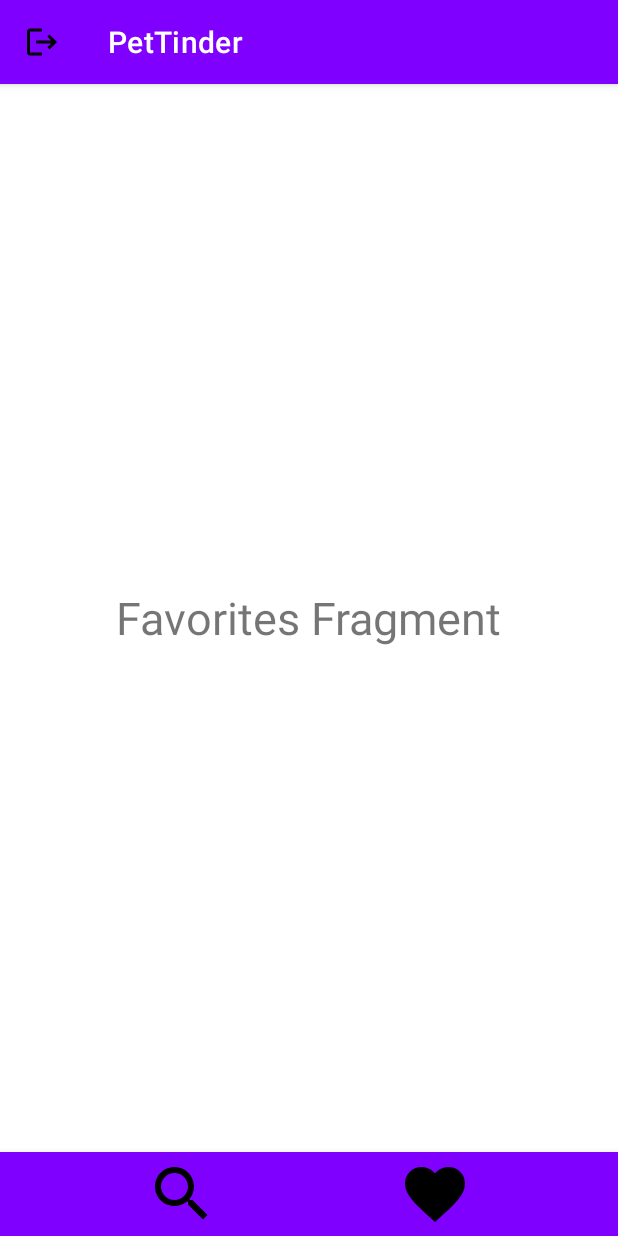
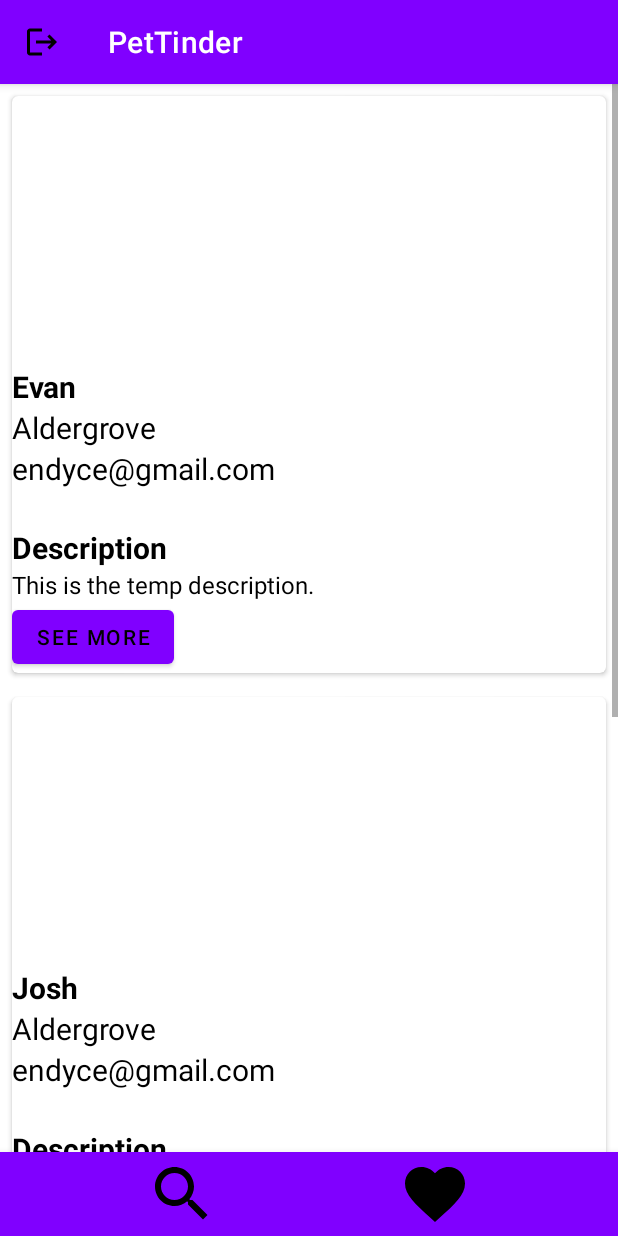
Before and after one commit to EvanDyce/Find-a-Pet, an Android app: the screen it shows after launch once a user with an empty profile is signed in (MainActivity), item 2 of the bottom bar chosen, on a phone screen of 412 x 824 dp. Run offline under Robolectric (Android 15) with nearby library versions, the phone set to English and light mode, and no system bars; our stand-ins replace Firebase (no records; nobody signed in at launch, a user with empty details on screens opened directly), Volley; libraries missing offline, so code that uses them is left out: com.thecode.aestheticdialogs, karpuzoglu.enes.com, org.angmarch.views; network calls fail; pictures from the network do not load; 2 statements that could not run were skipped.

Commit message:
Create recycler view with test data and update data storage

```diff
--- a/app/build.gradle
+++ b/app/build.gradle
@@ -36,6 +36,7 @@ dependencies {
     implementation 'com.google.android.material:material:1.3.0'
     implementation 'androidx.constraintlayout:constraintlayout:2.0.4'
     implementation 'com.android.volley:volley:1.2.0'
+    implementation 'androidx.recyclerview:recyclerview:1.1.0'
     testImplementation 'junit:junit:4.13.2'
     androidTestImplementation 'androidx.test.ext:junit:1.1.2'
     androidTestImplementation 'androidx.test.espresso:espresso-core:3.3.0'
@@ -50,7 +51,7 @@ dependencies {
     implementation platform("com.google.firebase:firebase-bom:26.7.0")
     implementation 'com.google.firebase:firebase-analytics'
     implementation 'com.google.firebase:firebase-auth'
-    implementation 'com.google.firebase:firebase-firestore:22.1.1'
+    implementation 'com.google.firebase:firebase-firestore:22.1.2'
     implementation 'com.firebaseui:firebase-ui-auth:4.1.0'
     implementation 'com.github.gabriel-TheCode:AestheticDialogs:1.3.6'
     implementation 'com.github.eneskarpuzoglu:android-fast-dialog:1.3.6'
--- /dev/null
+++ b/app/src/main/java/com/evandyce/pettinder/RVAdapter.java
@@ -0,0 +1,74 @@
+package com.evandyce.pettinder;
+
+import android.content.Context;
+import android.view.LayoutInflater;
+import android.view.View;
+import android.view.ViewGroup;
+import android.widget.ImageView;
+import android.widget.TextView;
+
+import androidx.annotation.NonNull;
+import androidx.cardview.widget.CardView;
+import androidx.recyclerview.widget.RecyclerView;
+
+import com.bumptech.glide.Glide;
+import com.evandyce.pettinder.cards.Animal;
+
+import java.util.List;
+
+public class RVAdapter extends RecyclerView.Adapter<RVAdapter.AnimalViewHolder> {
+
+    public static class AnimalViewHolder extends RecyclerView.ViewHolder {
+        CardView cv;
+        TextView animalName;
+        TextView animalLocation;
+        TextView animalContact;
+        TextView animalDescription;
+        ImageView animalImage;
+
+        AnimalViewHolder(View itemView) {
+            super(itemView);
+            cv = (CardView)itemView.findViewById(R.id.cardview);
+            animalName = (TextView)itemView.findViewById(R.id.cardview_name);
+            animalLocation = (TextView)itemView.findViewById(R.id.cardview_location);
+            animalContact = (TextView)itemView.findViewById(R.id.cardview_contact);
+            animalDescription = (TextView)itemView.findViewById(R.id.cardview_description_content);
+            animalImage = (ImageView)itemView.findViewById(R.id.cardview_image);
+        }
+    }
+
+    List<Animal> animals;
+    Context context;
+
+    public RVAdapter(Context context, List<Animal> animalList) {
+        this.context = context;
+        this.animals = animalList;
+    }
+
+    @Override
+    public int getItemCount() {
+        return this.animals.size();
+    }
+
+    @NonNull
+    @Override
+    public AnimalViewHolder onCreateViewHolder(@NonNull ViewGroup parent, int viewType) {
+        View v = LayoutInflater.from(parent.getContext()).inflate(R.layout.liked_cardview, parent, false);
+        AnimalViewHolder avh = new AnimalViewHolder(v);
+        return avh;
+    }
+
+    @Override
+    public void onBindViewHolder(@NonNull AnimalViewHolder holder, int position) {
+        holder.animalName.setText(animals.get(position).getName());
+        holder.animalLocation.setText(animals.get(position).getLocation());
+        holder.animalContact.setText(animals.get(position).getEmail());
+        holder.animalDescription.setText("This is the temp description.");
+        Glide.with(this.context).load(animals.get(position).getImageUrl()).into(holder.animalImage);
+    }
+
+    @Override
+    public void onAttachedToRecyclerView(@NonNull RecyclerView recyclerView) {
+        super.onAttachedToRecyclerView(recyclerView);
+    }
+}
--- a/app/src/main/java/com/evandyce/pettinder/api/APIConnector.java
+++ b/app/src/main/java/com/evandyce/pettinder/api/APIConnector.java
@@ -20,8 +20,7 @@ import com.android.volley.ServerError;
 import com.android.volley.TimeoutError;
 import com.android.volley.VolleyError;
 import com.android.volley.toolbox.JsonObjectRequest;
-import com.evandyce.pettinder.R;
-import com.evandyce.pettinder.cards.Dog;
+import com.evandyce.pettinder.cards.Animal;
 import com.google.android.gms.tasks.OnFailureListener;
 import com.google.android.gms.tasks.OnSuccessListener;
 import com.google.firebase.firestore.DocumentReference;
@@ -52,11 +51,11 @@ public class APIConnector {
     Context context;
 
     // arraylist to store the dogs received from api
-    private static List<Dog> dogList;
+    private static List<Animal> animalList;
 
     public APIConnector(Context context) {
         this.context = context;
-        dogList = new ArrayList<>();
+        animalList = new ArrayList<>();
         generateNewToken();
     }
 
@@ -137,7 +136,7 @@ public class APIConnector {
             }
 
             // clears old pets from the list
-            dogList.clear();
+            animalList.clear();
 
             for (int i = 0; i < jsonArray.length(); i++) {
                 // get dog JSON object from the array returned
@@ -171,7 +170,7 @@ public class APIConnector {
                 if (petfinderURL.length() == 0) {   petfinderURL = "Unable to find URL";    }
 
                 // make new dog instance and add to the list
-                dogList.add(new Dog(name, city, email, age, imageURL, petfinderURL));
+                animalList.add(new Animal(name, city, email, age, imageURL, petfinderURL));
             }
             volleyResponseListener.onResponse();
 
@@ -277,7 +276,7 @@ public class APIConnector {
         MySingleton.getInstance(context).addToRequestQueue(request);
     }
 
-    public static List<Dog> getDogList() {
-        return dogList;
+    public static List<Animal> getAnimalList() {
+        return animalList;
     }
 }
--- a/app/src/main/java/com/evandyce/pettinder/cards/Dog.java
+++ b/app/src/main/java/com/evandyce/pettinder/cards/Animal.java
@@ -3,7 +3,7 @@ package com.evandyce.pettinder.cards;
 import com.google.gson.annotations.Expose;
 import com.google.gson.annotations.SerializedName;
 
-public class Dog {
+public class Animal {
     private String email;
     private String petfinderURL;
 
@@ -24,9 +24,9 @@ public class Dog {
     private String age;
 
 
-    public Dog(){}
+    public Animal(){}
 
-    public Dog(String name, String location, String email, String age, String imageUrl, String petfinderURL) {
+    public Animal(String name, String location, String email, String age, String imageUrl, String petfinderURL) {
         this.name = name;
         this.location = location;
         this.email = email;
--- a/app/src/main/java/com/evandyce/pettinder/cards/CardsActivity.java
+++ b/app/src/main/java/com/evandyce/pettinder/cards/CardsActivity.java
@@ -63,12 +63,12 @@ public class CardsActivity extends AppCompatActivity {
                         .setSwipeOutMsgLayoutId(R.layout.tinder_swipe_out_msg_view));
 
         // for each dog in the list add the card to the view
-        for(Dog dog : Objects.requireNonNull(APIConnector.getDogList())) {
-            mSwipeView.addView(new TinderCard(mContext, dog, mSwipeView));
+        for(Animal animal : Objects.requireNonNull(APIConnector.getAnimalList())) {
+            mSwipeView.addView(new TinderCard(mContext, animal, mSwipeView));
         }
 
         // adds the end card that shows that no more are around
-        Dog end = new Dog();
+        Animal end = new Animal();
         end.setImageUrl("https://www.liveabout.com/thmb/uvBVFWHAjpClFQ18Sink0O8_9j0=/641x0/filters:no_upscale():max_bytes(150000):strip_icc():format(webp)/yes-this-is-dog-56a4f6725f9b58b7d0da1af4.png");
         end.setName("There are no more pets available at this location");
         end.setAge("To view more increase the range or search for a new city");
--- a/app/src/main/java/com/evandyce/pettinder/main/fragments/FavoritesFragment.java
+++ b/app/src/main/java/com/evandyce/pettinder/main/fragments/FavoritesFragment.java
@@ -1,5 +1,6 @@
 package com.evandyce.pettinder.main.fragments;
 
+import android.content.Context;
 import android.os.Bundle;
 import android.view.LayoutInflater;
 import android.view.View;
@@ -8,18 +9,65 @@ import android.view.ViewGroup;
 import androidx.annotation.NonNull;
 import androidx.annotation.Nullable;
 import androidx.fragment.app.Fragment;
+import androidx.fragment.app.FragmentActivity;
+import androidx.recyclerview.widget.LinearLayoutManager;
+import androidx.recyclerview.widget.RecyclerView;
 
 import com.evandyce.pettinder.R;
+import com.evandyce.pettinder.RVAdapter;
+import com.evandyce.pettinder.cards.Animal;
+import com.google.firebase.auth.FirebaseAuth;
+import com.google.firebase.auth.FirebaseUser;
+
+import java.util.ArrayList;
+import java.util.List;
 
 public class FavoritesFragment extends Fragment {
 
     // good for deletion of liked items?
     //https://github.com/pedant/sweet-alert-dialog
 
+    protected FragmentActivity mActivity;
 
     @Nullable
     @Override
     public View onCreateView(@NonNull LayoutInflater inflater, @Nullable ViewGroup container, @Nullable Bundle savedInstanceState) {
         return inflater.inflate(R.layout.fragment_favorites, container, false);
     }
+
+    @Override
+    public void onAttach(@NonNull Context context) {
+        super.onAttach(context);
+
+        if (context instanceof Context) {
+            this.mActivity = (FragmentActivity) context;
+        }
+    }
+
+    @Override
+    public void onViewCreated(@NonNull View view, @Nullable Bundle savedInstanceState) {
+        super.onViewCreated(view, savedInstanceState);
+
+        FirebaseUser user = FirebaseAuth.getInstance().getCurrentUser();
+
+        if (user != null) {
+
+        }
+
+        List<Animal> temp = new ArrayList<>();
+
+        String image = "https://images.dailyhive.com/20190429122839/shutterstock_423191707.jpg";
+
+        temp.add(new Animal("Evan", "Aldergrove", "endyce@gmail.com", "17", image, image));
+        temp.add(new Animal("Josh", "Aldergrove", "endyce@gmail.com", "60", image, image));
+        temp.add(new Animal("Quinn", "Aldergrove", "endyce@gmail.com", "21", image, image));
+
+        RecyclerView rv = (RecyclerView) view.findViewById(R.id.recycler_view);
+
+        LinearLayoutManager llm = new LinearLayoutManager(mActivity);
+        rv.setLayoutManager(llm);
+
+        RVAdapter adapter = new RVAdapter(mActivity, temp);
+        rv.setAdapter(adapter);
+    }
 }
--- a/app/src/main/res/layout/fragment_favorites.xml
+++ b/app/src/main/res/layout/fragment_favorites.xml
@@ -8,11 +8,10 @@
     android:layout_height="match_parent"
     android:background="@android:color/white">
 
-    <TextView
-        android:layout_width="wrap_content"
-        android:layout_height="wrap_content"
-        android:text="Favorites Fragment"
-        android:textSize="30sp"
-        android:layout_centerInParent="true"/>
+    <androidx.recyclerview.widget.RecyclerView
+        android:id="@+id/recycler_view"
+        android:layout_width="match_parent"
+        android:layout_height="match_parent"
+        android:scrollbars="vertical"/>
 
 </RelativeLayout>
--- /dev/null
+++ b/app/src/main/res/layout/liked_cardview.xml
@@ -0,0 +1,89 @@
+<?xml version="1.0" encoding="utf-8"?>
+<androidx.cardview.widget.CardView
+    android:id="@+id/cardview"
+    xmlns:android="http://schemas.android.com/apk/res/android"
+    xmlns:app="http://schemas.android.com/apk/res-auto"
+    xmlns:tools="http://schemas.android.com/tools"
+    android:layout_width="match_parent"
+    android:layout_height="wrap_content"
+    android:background="#FEFEFE"
+    android:layout_margin="8dp"
+    app:cardCornerRadius="4dp">
+
+    <LinearLayout
+        android:layout_width="fill_parent"
+        android:layout_height="wrap_content"
+        android:orientation="vertical">
+
+
+        <ImageView
+            android:id="@+id/cardview_image"
+            android:layout_width="wrap_content"
+            android:layout_height="160dp"
+            android:scaleType="centerCrop"
+            android:src="@drawable/rosie"/>
+
+        <TextView
+            android:id="@+id/cardview_name"
+            android:layout_marginTop="@dimen/size_20"
+            android:layout_width="wrap_content"
+            android:layout_height="wrap_content"
+            android:textColor="@color/black"
+            android:textStyle="bold"
+            android:textSize="@dimen/text_20"
+            android:text="Name"/>
+
+        <TextView
+            android:id="@+id/cardview_location"
+            android:layout_width="wrap_content"
+            android:layout_height="wrap_content"
+            android:textColor="@color/black"
+            android:textSize="@dimen/text_20"
+            android:text="Aldergrove, BC"
+            android:textStyle="normal"/>
+
+        <TextView
+            android:id="@+id/cardview_contact"
+            android:layout_width="wrap_content"
+            android:layout_height="wrap_content"
+            android:textColor="@color/black"
+            android:textSize="@dimen/text_20"
+            android:text="endyce@gmail.com"
+            android:textStyle="normal"/>
+
+        <LinearLayout
+            android:layout_width="wrap_content"
+            android:layout_height="wrap_content"
+            android:orientation="vertical"
+            android:layout_marginTop="@dimen/size_25">
+
+            <TextView
+                android:id="@+id/cardview_description_title"
+                android:layout_width="wrap_content"
+                android:layout_height="wrap_content"
+                android:textColor="@color/black"
+                android:textStyle="bold"
+                android:textSize="@dimen/text_20"
+                android:text="Description"/>
+
+            <TextView
+                android:id="@+id/cardview_description_content"
+                android:layout_width="wrap_content"
+                android:layout_height="wrap_content"
+                android:textStyle="normal"
+                android:textSize="@dimen/text_16"
+                android:textColor="@color/black"
+                android:text="Lorem Ipsum is simply dummy text of the printing and typesetting industry. Lorem Ipsum has been the industry's standard dummy text ever since the 1500s, when an unknown printer took a galley of type and scrambled it to make a type specimen book. It has survived not only five centuries, but also the leap into electronic typesetting, remaining essentially unchanged. It was popularised in the 1960s with the release of Letraset sheets containing Lorem Ipsum passages, and more recently with desktop publishing software like Aldus PageMaker including versions of Lorem Ipsum."
+                android:maxLength="400"
+                android:ellipsize="end"/>
+        </LinearLayout>
+
+        <Button
+            android:id="@+id/see_more_button"
+            android:layout_width="wrap_content"
+            android:layout_height="wrap_content"
+            android:textColor="@color/black"
+            android:text="See More"/>
+
+    </LinearLayout>
+</androidx.cardview.widget.CardView>
```
Also changed, not shown: app/src/main/java/com/evandyce/pettinder/SignUp.java (+26 -11 lines), app/src/main/java/com/evandyce/pettinder/User.java (+46 -36 lines), app/src/main/java/com/evandyce/pettinder/cards/TinderCard.java (+7 -10 lines).
